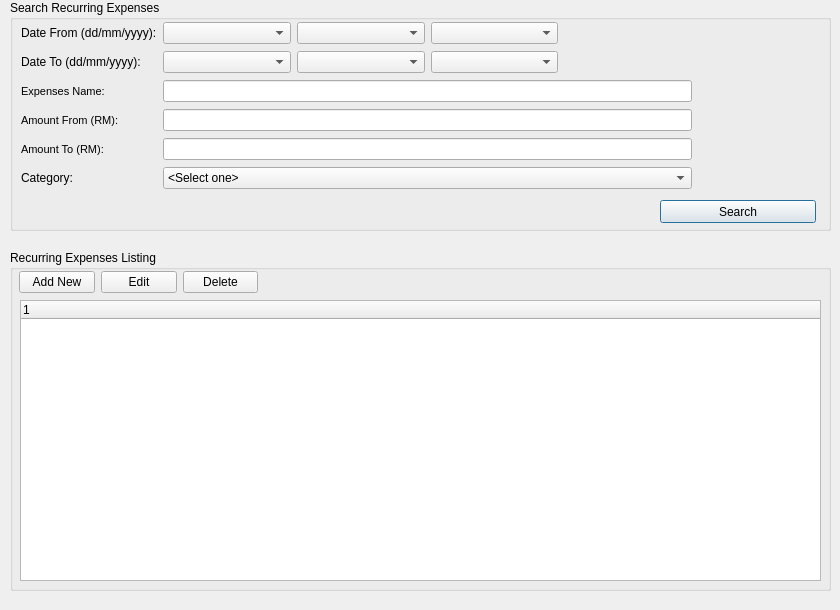
Before: the Qt Designer form expenses_mst.ui in ksk102/Pers, drawn with Qt 5.
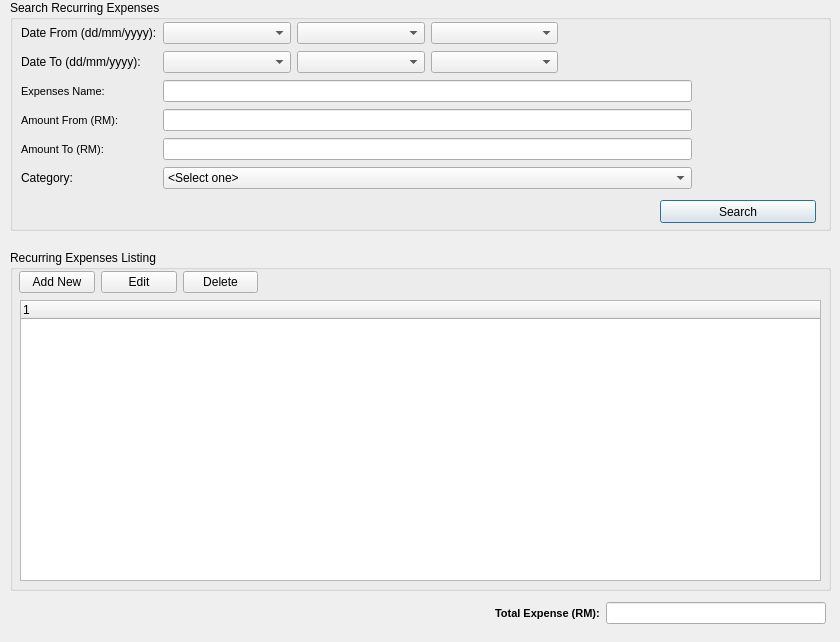
After: the same form once the commit is applied.

Commit message:
added expenses warning
-remove daytype from warning mst
-show total amount in expenses listing

```diff
--- a/expenses_mst.ui
+++ b/expenses_mst.ui
@@ -7,7 +7,7 @@
     <x>0</x>
     <y>0</y>
     <width>840</width>
-    <height>610</height>
+    <height>642</height>
    </rect>
   </property>
   <property name="windowTitle">
@@ -207,6 +207,52 @@
     </layout>
    </widget>
   </widget>
+  <widget class="QWidget" name="">
+   <property name="geometry">
+    <rect>
+     <x>495</x>
+     <y>600</y>
+     <width>331</width>
+     <height>27</height>
+    </rect>
+   </property>
+   <layout class="QHBoxLayout" name="horizontalLayout_2">
+    <item>
+     <widget class="QLabel" name="lbl_total">
+      <property name="font">
+       <font>
+        <pointsize>8</pointsize>
+        <weight>75</weight>
+        <bold>true</bold>
+       </font>
+      </property>
+      <property name="text">
+       <string>Total Expense (RM):</string>
+      </property>
+     </widget>
+    </item>
+    <item>
+     <widget class="QLineEdit" name="txt_total">
+      <property name="enabled">
+       <bool>true</bool>
+      </property>
+      <property name="font">
+       <font>
+        <pointsize>8</pointsize>
+        <weight>75</weight>
+        <bold>true</bold>
+       </font>
+      </property>
+      <property name="alignment">
+       <set>Qt::AlignRight|Qt::AlignTrailing|Qt::AlignVCenter</set>
+      </property>
+      <property name="readOnly">
+       <bool>true</bool>
+      </property>
+     </widget>
+    </item>
+   </layout>
+  </widget>
  </widget>
  <tabstops>
   <tabstop>lst_day_from</tabstop>
```
The commit also changes 16 other files.
